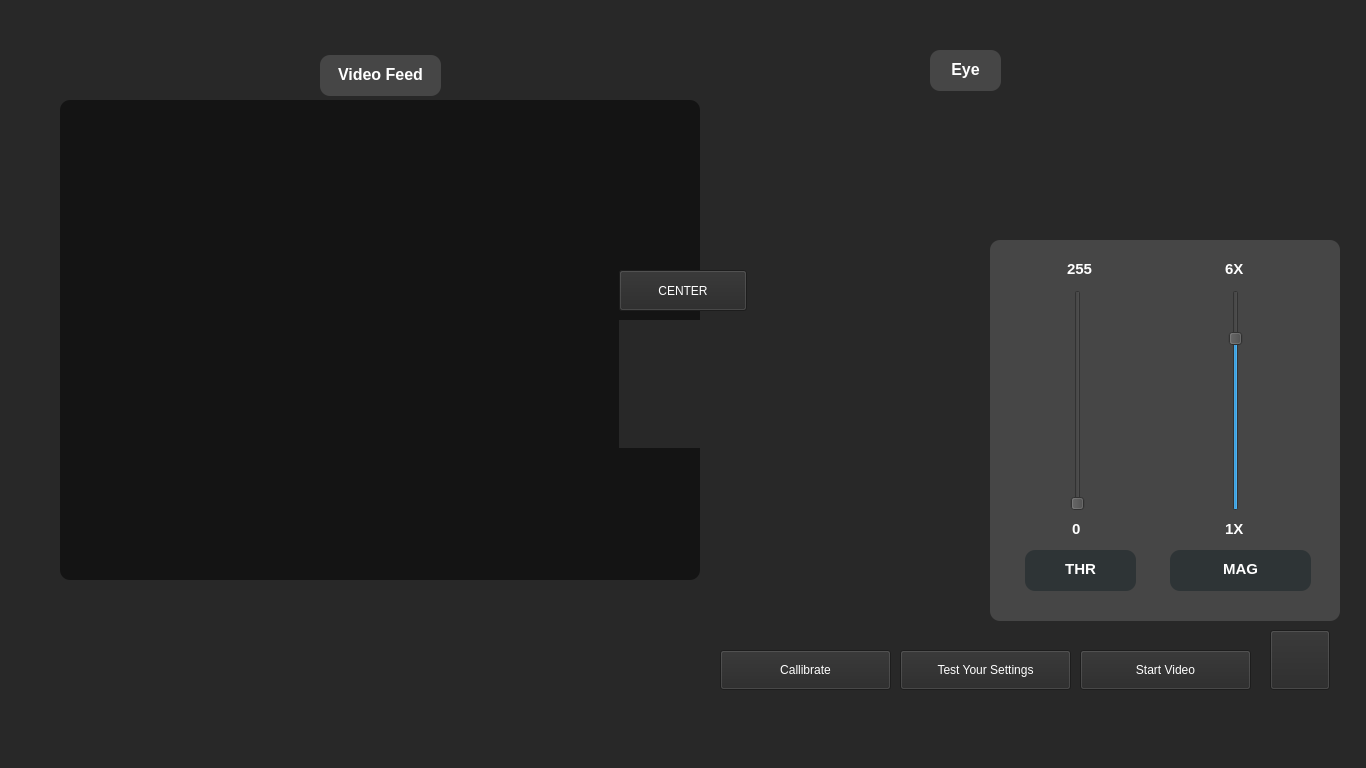
Before: the Qt Designer form ver_3/eyeWriterInterface-smallMonitor.ui in Aryanaut/EyeText, drawn with Qt 5.
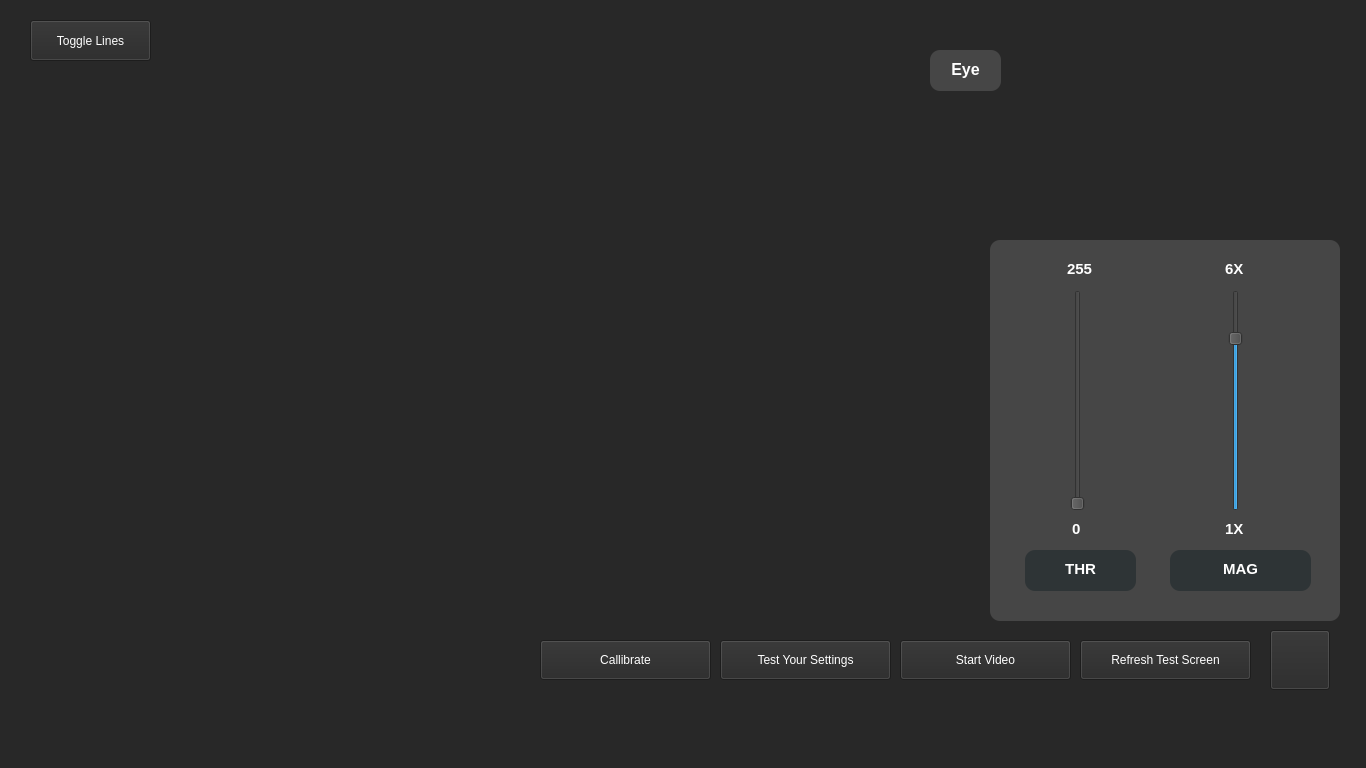
After: the same form once the commit is applied. Icons and pictures are not drawn.

The edit to the form file:
```diff
--- a/ver_3/eyeWriterInterface-smallMonitor.ui
+++ b/ver_3/eyeWriterInterface-smallMonitor.ui
@@ -286,19 +286,6 @@
      <string>CENTER</string>
     </property>
    </widget>
-   <widget class="QWidget" name="testTracking" native="true">
-    <property name="geometry">
-     <rect>
-      <x>60</x>
-      <y>100</y>
-      <width>640</width>
-      <height>480</height>
-     </rect>
-    </property>
-    <property name="styleSheet">
-     <string notr="true">background-color: rgb(20, 20, 20); border-radius:10px; border-color: black; padding: 6px</string>
-    </property>
-   </widget>
    <widget class="QPushButton" name="menuButton">
     <property name="geometry">
      <rect>
@@ -335,9 +322,9 @@
    <widget class="QWidget" name="buttons" native="true">
     <property name="geometry">
      <rect>
-      <x>710</x>
-      <y>640</y>
-      <width>551</width>
+      <x>530</x>
+      <y>630</y>
+      <width>731</width>
       <height>61</height>
      </rect>
     </property>
@@ -383,18 +370,61 @@
       <string>Test Your Settings</string>
      </property>
     </widget>
+    <widget class="QPushButton" name="refreshTestScreen">
+     <property name="geometry">
+      <rect>
+       <x>550</x>
+       <y>10</y>
+       <width>171</width>
+       <height>40</height>
+      </rect>
+     </property>
+     <property name="text">
+      <string>Refresh Test Screen</string>
+     </property>
+    </widget>
+   </widget>
+   <widget class="QLabel" name="testTracking">
+    <property name="geometry">
+     <rect>
+      <x>0</x>
+      <y>0</y>
+      <width>1366</width>
+      <height>768</height>
+     </rect>
+    </property>
+    <property name="styleSheet">
+     <string notr="true">border-radius: 6px</string>
+    </property>
+    <property name="text">
+     <string/>
+    </property>
+   </widget>
+   <widget class="QPushButton" name="toggleLines">
+    <property name="geometry">
+     <rect>
+      <x>30</x>
+      <y>20</y>
+      <width>121</width>
+      <height>41</height>
+     </rect>
+    </property>
+    <property name="text">
+     <string>Toggle Lines</string>
+    </property>
    </widget>
    <zorder>frame_label</zorder>
-   <zorder>eye_label</zorder>
    <zorder>videoFeedTitle</zorder>
-   <zorder>eyeTitle</zorder>
-   <zorder>testTracking</zorder>
    <zorder>xIcon</zorder>
    <zorder>clickCenter</zorder>
-   <zorder>menuButton</zorder>
    <zorder>label</zorder>
+   <zorder>testTracking</zorder>
    <zorder>sliders</zorder>
    <zorder>buttons</zorder>
+   <zorder>menuButton</zorder>
+   <zorder>eye_label</zorder>
+   <zorder>eyeTitle</zorder>
+   <zorder>toggleLines</zorder>
   </widget>
   <widget class="QMenuBar" name="menubar">
    <property name="geometry">
```
